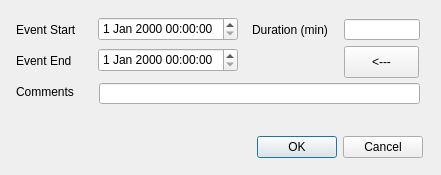
This is ocd.ui in terrazio/wtrecorder as Qt 5 draws it before an edit. The edited form follows.
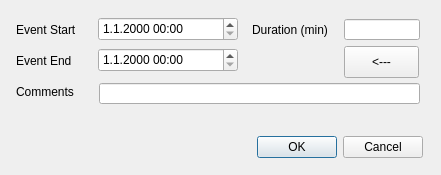
This is the edited form.

Commit message: d/time format

Diff of the .ui file:
```diff
--- a/ocd.ui
+++ b/ocd.ui
@@ -54,6 +54,9 @@
      <height>24</height>
     </rect>
    </property>
+   <property name="displayFormat">
+    <string>d.M.yyyy HH:mm</string>
+   </property>
   </widget>
   <widget class="QDateTimeEdit" name="dateTimeEditEventEnd">
    <property name="geometry">
@@ -64,6 +67,9 @@
      <height>24</height>
     </rect>
    </property>
+   <property name="displayFormat">
+    <string>d.M.yyyy HH:mm</string>
+   </property>
   </widget>
   <widget class="QLabel" name="label_2">
    <property name="geometry">
```
The commit also changes 1 other file.
